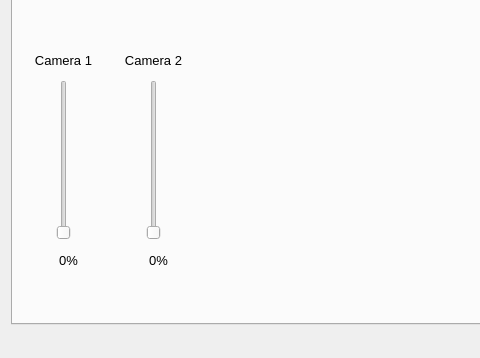
Above: mainwindow.ui from robocenter-rov/remote-control before the change; both pictures show x 0 to 480 and y 288 to 646 of the 960 by 646 pixel window. Below: the same form after it.
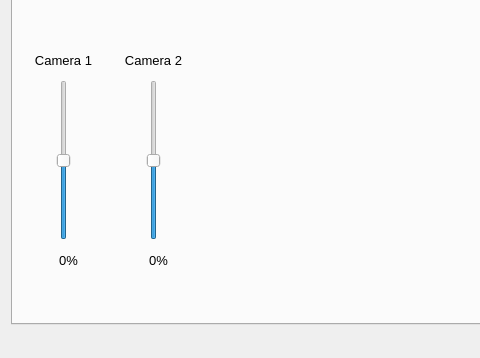
That is the form after the change.

Commit message: Debug mode: set camera pos

Diff of the .ui file:
```diff
--- a/mainwindow.ui
+++ b/mainwindow.ui
@@ -915,8 +915,14 @@
           <height>160</height>
          </rect>
         </property>
+        <property name="minimum">
+         <number>-180</number>
+        </property>
         <property name="maximum">
-         <number>90</number>
+         <number>180</number>
+        </property>
+        <property name="pageStep">
+         <number>1</number>
         </property>
         <property name="value">
          <number>0</number>
@@ -934,8 +940,14 @@
           <height>160</height>
          </rect>
         </property>
+        <property name="minimum">
+         <number>-180</number>
+        </property>
         <property name="maximum">
-         <number>90</number>
+         <number>180</number>
+        </property>
+        <property name="pageStep">
+         <number>1</number>
         </property>
         <property name="value">
          <number>0</number>
```
The commit also changes 2 other files.
